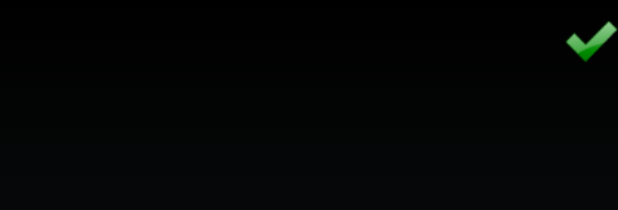
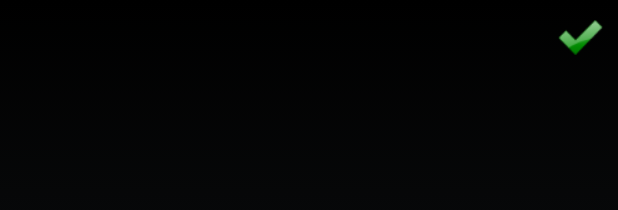
Before and after one commit to maung000/UsageStatistics_US, an Android app: the layout add_app_row.xml on its own in the app's theme, with its tools: preview values and no code run, on a phone screen of 412 x 824 dp. Shown: the top 210 px of the screen. Run offline under Robolectric (Android 15) with nearby library versions, the phone set to English and light mode, and no system bars.

Commit message:
[UPDATE] Set pin code

```diff
--- a/src/main/java/ca/mimic/usagestatistics/AddApp.java
+++ b/src/main/java/ca/mimic/usagestatistics/AddApp.java
@@ -132,8 +132,8 @@ public class AddApp extends Activity implements ActionBar.TabListener{
         final ActionBar actionBar = getActionBar();
         getActionBar().setIcon(new ColorDrawable(getResources().getColor(android.R.color.transparent)));
         actionBar.setDisplayHomeAsUpEnabled(true);
-        actionBar.setDisplayShowHomeEnabled(true);
-        actionBar.setTitle("Thêm ứng dụng");
+        actionBar.setDisplayShowHomeEnabled(false);
+        actionBar.setTitle("    Thêm ứng dụng");
 
         // get list Installed Applications
 
--- a/src/main/java/ca/mimic/usagestatistics/Utils/AppLockConstants.java
+++ b/src/main/java/ca/mimic/usagestatistics/Utils/AppLockConstants.java
@@ -24,5 +24,7 @@ public class AppLockConstants {
     public static final String PASSWORD_RECOVERY_SCREEN = "password_recovery_screen";
     public static final String NEW_APP_INSTALL_DIALOG_BOX = "new_app_install_dialog_box";
     public static final String IS_PER = "is_per_set";
+    public static final String PIN_CODE = "pin_code";
+
 
 }
--- a/src/main/java/ca/mimic/usagestatistics/Utils/PasswordSelectLock.java
+++ b/src/main/java/ca/mimic/usagestatistics/Utils/PasswordSelectLock.java
@@ -9,6 +9,7 @@ import android.view.View;
 import android.widget.Button;
 import android.widget.Toast;
 
+import com.github.omadahealth.lollipin.lib.managers.AppLock;
 import com.github.omadahealth.lollipin.lib.managers.AppLockActivity;
 import com.google.android.gms.analytics.GoogleAnalytics;
 import com.takwolf.android.lock9.Lock9View;
@@ -36,7 +37,7 @@ public class PasswordSelectLock extends AppLockActivity {
         super.onCreate(savedInstanceState);
         context = getApplicationContext();
 //        setContentView(R.layout.activity_password_select_lock);
-//        sharedPreference = new SharedPreference();
+        sharedPreference = new SharedPreference();
 //        forgetPassword = (Button) findViewById(R.id.forgetPassword);
 //        lock9View = (Lock9View) findViewById(R.id.lock_9_view);
 //        check = false;
@@ -75,6 +76,7 @@ public class PasswordSelectLock extends AppLockActivity {
 
     @Override
     public void onPinSuccess(int attempts) {
+        sharedPreference.savePinCode(this,true);
         Intent i = new Intent(this, Settings.class);
         startActivity(i);
         finish();
--- a/src/main/res/layout/add_app_row.xml
+++ b/src/main/res/layout/add_app_row.xml
@@ -26,9 +26,9 @@
             android:id="@+id/task_name_add_app"
             android:layout_width="wrap_content"
             android:layout_height="wrap_content"
-            android:layout_marginLeft="10dp"
-            android:layout_marginTop="15dp"
-            android:textSize="20sp" />
+            android:layout_marginLeft="15dp"
+            android:layout_marginTop="20dp"
+            android:textSize="18sp" />
 
 
     </LinearLayout>
@@ -36,9 +36,10 @@
 
     <ImageView
         android:id="@+id/pin_icon_add_app"
-        android:layout_width="35dp"
-        android:layout_height="35dp"
+        android:layout_width="30dp"
+        android:layout_height="30dp"
         android:layout_marginTop="10dp"
+        android:layout_marginRight="10dp"
         android:src="@drawable/check" />
 
 </LinearLayout>
--- a/src/main/res/layout/add_app_settings.xml
+++ b/src/main/res/layout/add_app_settings.xml
@@ -47,7 +47,7 @@
                 android:layout_alignParentLeft="true"
                 android:layout_width="wrap_content"
                 android:layout_height="wrap_content"
-                android:textSize="12sp"
+                android:textSize="13sp"
                 android:text="@string/title_sort_spinner"
                 android:layout_alignParentStart="true" />
 
```
Also changed, not shown: src/main/java/ca/mimic/usagestatistics/Settings.java (+2 -6 lines), src/main/java/ca/mimic/usagestatistics/Utils/SharedPreference.java (+19 -0 lines), 4 other files.
